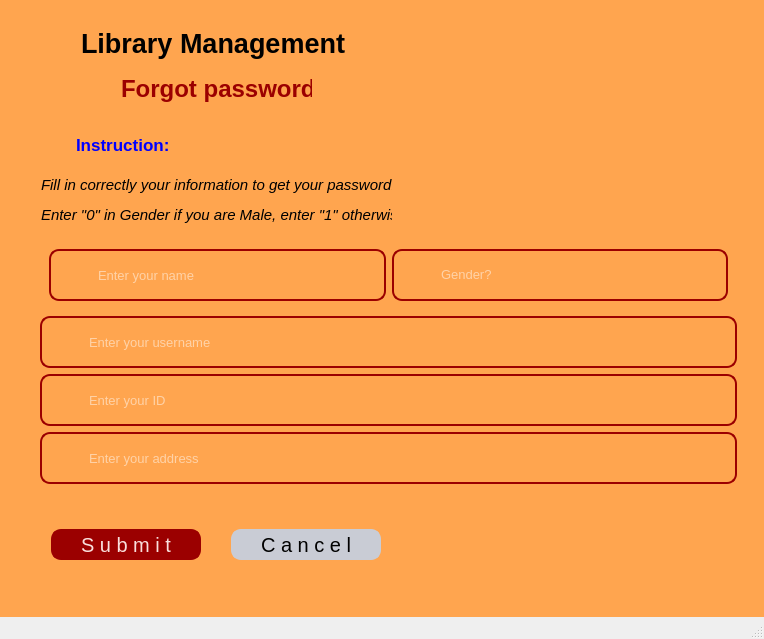
Old version of the form BMS/loginpage.ui in the repository hoangtrungnguyen1010/Library-Management.
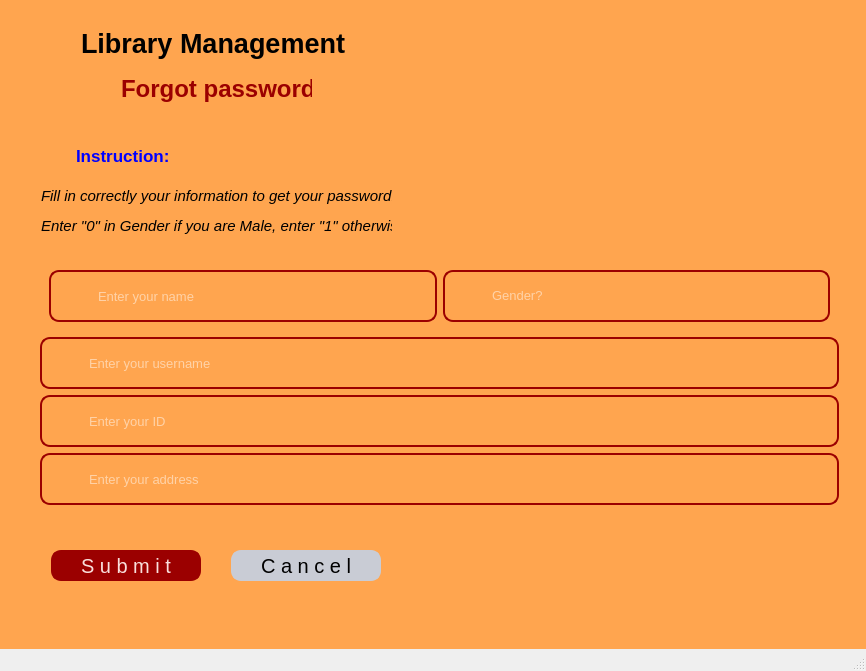
New version of the form. The open tabs and pages were chosen to show the change. Icons and pictures are not drawn.

The edit to the form file:
```diff
--- a/BMS/loginpage.ui
+++ b/BMS/loginpage.ui
@@ -6,8 +6,8 @@
    <rect>
     <x>0</x>
     <y>0</y>
-    <width>764</width>
-    <height>639</height>
+    <width>866</width>
+    <height>671</height>
    </rect>
   </property>
   <property name="windowTitle">
@@ -43,6 +43,9 @@
     </item>
     <item>
      <widget class="QStackedWidget" name="stackedWidget_2">
+      <property name="styleSheet">
+       <string notr="true"/>
+      </property>
       <property name="currentIndex">
        <number>0</number>
       </property>
@@ -1153,6 +1156,7 @@
               <property name="font">
                <font>
                 <pointsize>13</pointsize>
+                <weight>75</weight>
                 <italic>false</italic>
                 <bold>true</bold>
                </font>
@@ -1619,6 +1623,7 @@
            <property name="font">
             <font>
              <pointsize>15</pointsize>
+             <weight>50</weight>
              <bold>false</bold>
             </font>
            </property>
@@ -1663,6 +1668,7 @@
            <property name="font">
             <font>
              <pointsize>15</pointsize>
+             <weight>50</weight>
              <bold>false</bold>
             </font>
            </property>
```
Left out of the diff: 8 changed lines with no effect on the pictures.
